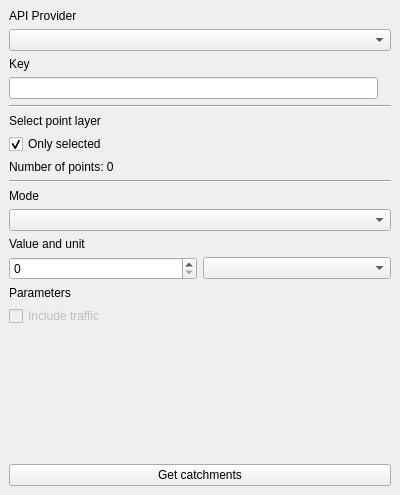
The window that catchments_module.ui (gis-support/qgis-location-lab-plugin) describes before a commit, drawn with Qt 5.
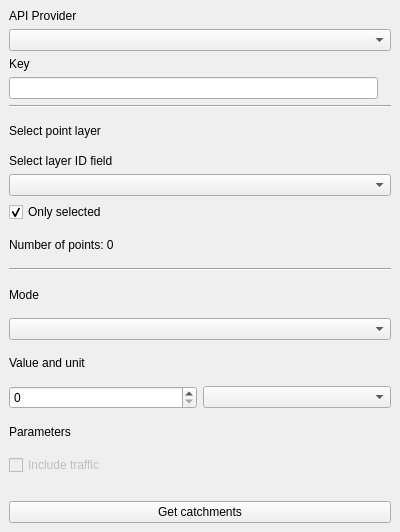
The same window after the commit. Custom widgets are drawn as their Qt base class.

Commit message: Added settable ID field which values are copied to catchments layer

```diff
--- a/catchments_module.ui
+++ b/catchments_module.ui
@@ -7,13 +7,13 @@
     <x>0</x>
     <y>0</y>
     <width>400</width>
-    <height>495</height>
+    <height>532</height>
    </rect>
   </property>
   <property name="minimumSize">
    <size>
     <width>400</width>
-    <height>495</height>
+    <height>532</height>
    </size>
   </property>
   <property name="windowTitle">
@@ -80,6 +80,24 @@
       </item>
      </layout>
     </item>
+    <item>
+     <layout class="QVBoxLayout" name="layersFieldsLayout">
+      <item>
+       <widget class="QLabel" name="fieldIdLabel">
+        <property name="text">
+         <string>Select layer ID field</string>
+        </property>
+       </widget>
+      </item>
+      <item>
+       <widget class="QgsFieldComboBox" name="fieldsComboBox">
+        <property name="allowEmptyFieldName">
+         <bool>true</bool>
+        </property>
+       </widget>
+      </item>
+     </layout>
+    </item>
     <item>
      <widget class="QCheckBox" name="selectCheckBox">
       <property name="text">
@@ -156,10 +174,13 @@
       <property name="orientation">
        <enum>Qt::Vertical</enum>
       </property>
+      <property name="sizeType">
+       <enum>QSizePolicy::Fixed</enum>
+      </property>
       <property name="sizeHint" stdset="0">
        <size>
         <width>20</width>
-        <height>40</height>
+        <height>20</height>
        </size>
       </property>
      </spacer>
@@ -174,6 +195,13 @@
    </layout>
   </widget>
  </widget>
+ <customwidgets>
+  <customwidget>
+   <class>QgsFieldComboBox</class>
+   <extends>QComboBox</extends>
+   <header>qgsfieldcombobox.h</header>
+  </customwidget>
+ </customwidgets>
  <resources/>
  <connections/>
 </ui>
```
The commit also changes 1 other file.
